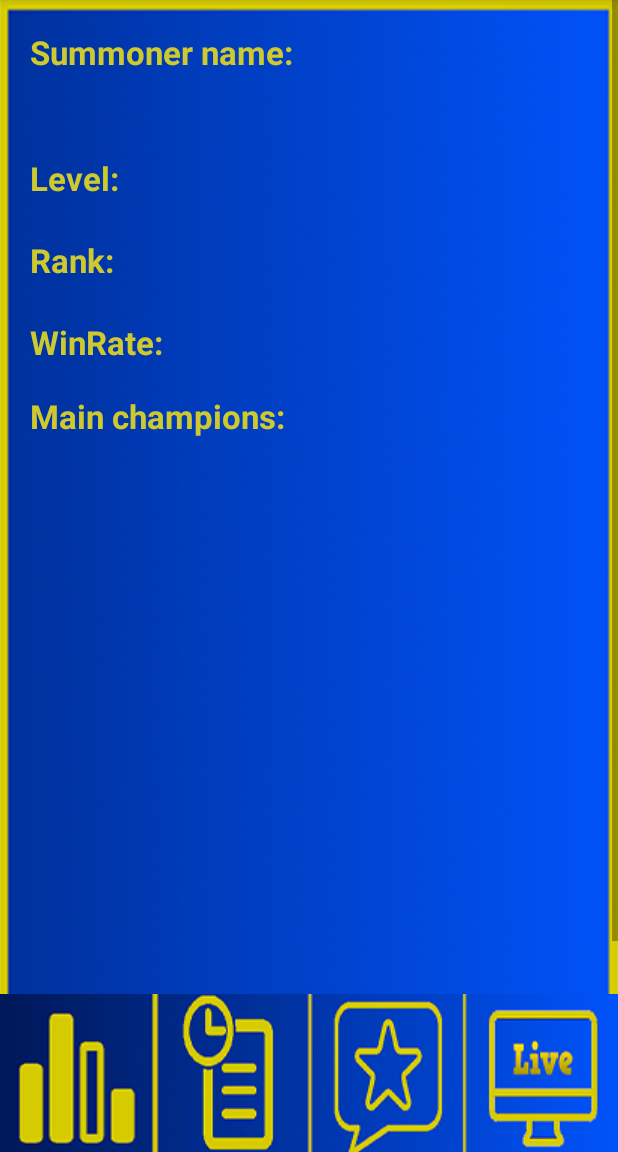
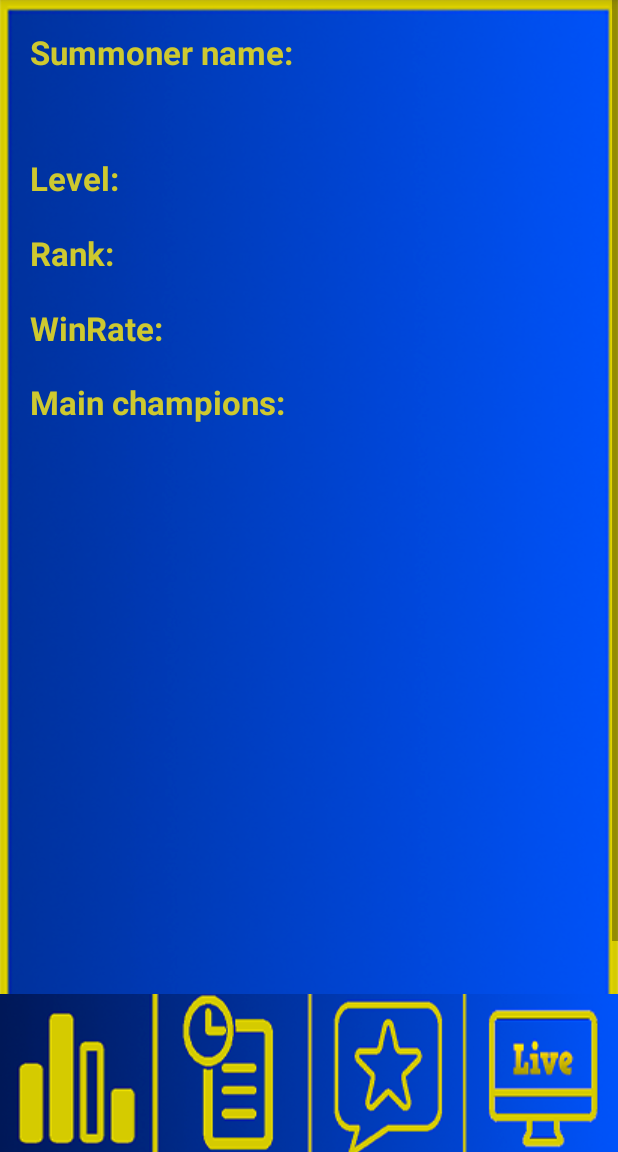
Before and after one commit to TheAlexet/LoLAid, an Android app: the fragment StatsActivity placed in its activity, on a phone screen of 412 x 824 dp, the part 84-1236 px from its top. Run offline under Robolectric (Android 15) with nearby library versions, the phone set to English and light mode, and no system bars; our stand-ins replace RxJava; network calls fail.

Commit message:
Interfaces for live game and stats changed for more visually pleasing

```diff
--- a/app/src/main/res/layout/stats_activity.xml
+++ b/app/src/main/res/layout/stats_activity.xml
@@ -26,12 +26,12 @@
                 android:id="@+id/statsSummonerLevelValue"
                 android:layout_width="wrap_content"
                 android:layout_height="wrap_content"
-                android:layout_marginStart="20dp"
-                android:layout_marginTop="30dp"
+                android:layout_marginStart="10dp"
+                android:layout_marginTop="25dp"
                 android:text=""
                 android:textAlignment="textStart"
+                android:textAppearance="@style/TextAppearance.AppCompat.Medium"
                 android:textColor="#cec92f"
-                android:textAppearance="@style/TextAppearance.AppCompat.Medium"
                 android:textStyle="bold"
                 app:layout_constraintStart_toEndOf="@+id/statsSummonerLevelTitle"
                 app:layout_constraintTop_toBottomOf="@+id/statsSummonerNameValue"
@@ -60,8 +60,8 @@
                 android:layout_marginTop="20dp"
                 android:text="@string/summoner_rank_title"
                 android:textAlignment="textStart"
+                android:textAppearance="@style/TextAppearance.AppCompat.Large"
                 android:textColor="#cec92f"
-                android:textAppearance="@style/TextAppearance.AppCompat.Large"
                 android:textStyle="bold"
                 app:layout_constraintStart_toStartOf="parent"
                 app:layout_constraintTop_toBottomOf="@+id/statsSummonerLevelValue"
@@ -188,12 +188,12 @@
                 android:id="@+id/statsSummonerRankValue"
                 android:layout_width="wrap_content"
                 android:layout_height="wrap_content"
-                android:layout_marginStart="20dp"
-                android:layout_marginTop="30dp"
+                android:layout_marginStart="40dp"
+                android:layout_marginTop="25dp"
                 android:text=""
                 android:textAlignment="textStart"
+                android:textAppearance="@style/TextAppearance.AppCompat.Medium"
                 android:textColor="#cec92f"
-                android:textAppearance="@style/TextAppearance.AppCompat.Medium"
                 android:textStyle="bold"
                 app:layout_constraintStart_toEndOf="@+id/statsSummonerLevelTitle"
                 app:layout_constraintTop_toBottomOf="@+id/statsSummonerLevelValue"
@@ -218,12 +218,12 @@
                 android:id="@+id/statsSummonerWinRateValue"
                 android:layout_width="wrap_content"
                 android:layout_height="wrap_content"
-                android:layout_marginStart="20dp"
-                android:layout_marginTop="30dp"
+                android:layout_marginStart="10dp"
+                android:layout_marginTop="25dp"
                 android:text=""
                 android:textAlignment="textStart"
+                android:textAppearance="@style/TextAppearance.AppCompat.Medium"
                 android:textColor="#cec92f"
-                android:textAppearance="@style/TextAppearance.AppCompat.Medium"
                 android:textStyle="bold"
                 app:layout_constraintStart_toEndOf="@+id/statsSummonerWinRateTitle"
                 app:layout_constraintTop_toBottomOf="@+id/statsSummonerRankValue"
```
Also changed, not shown: app/src/main/res/layout/live_game__one_player_activity.xml (+4 -5 lines).
